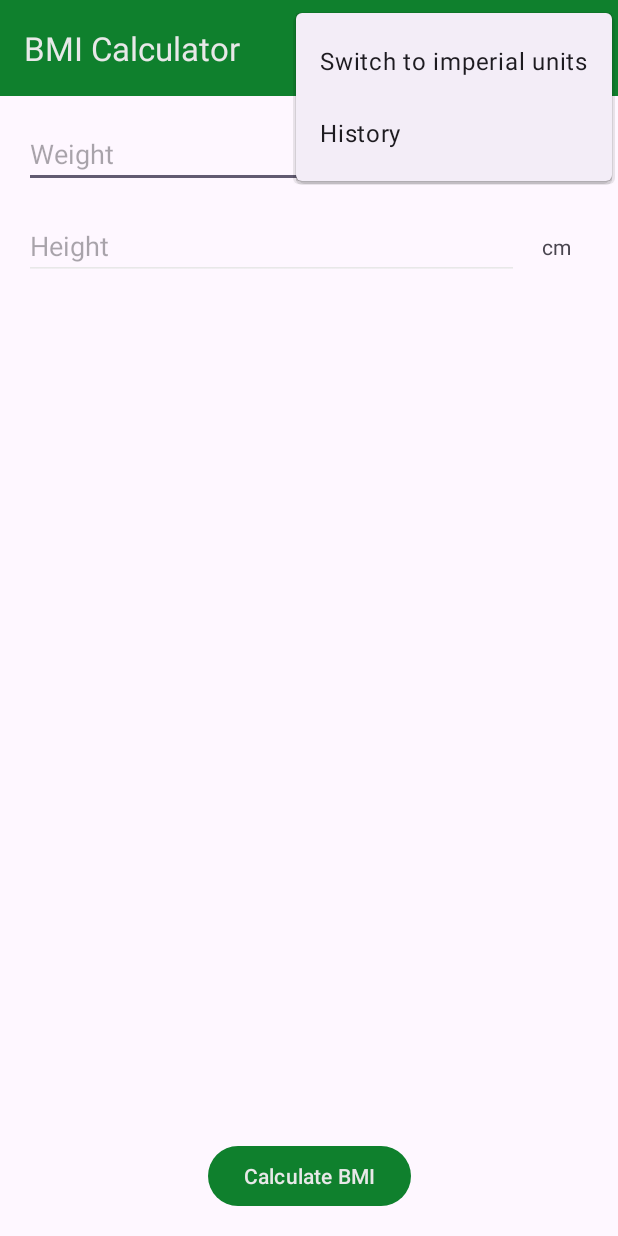
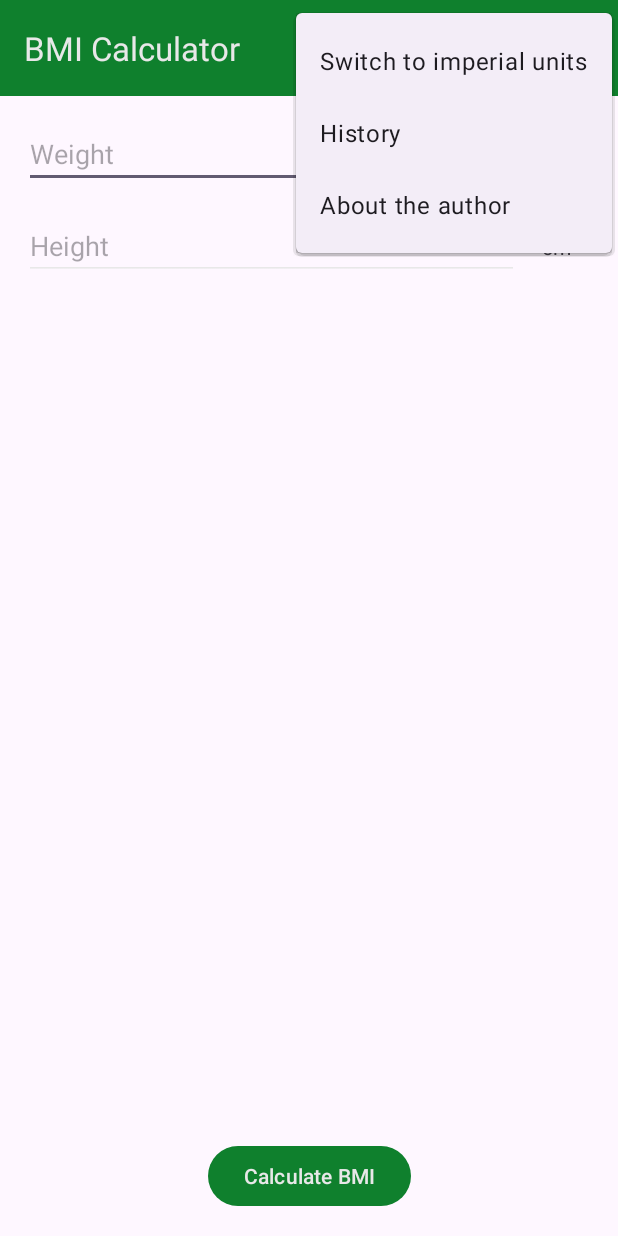
Before and after one commit to Monczak/BMICalculator, an Android app: the screen it shows after launch (MainActivity), with the options menu open, on a phone screen of 412 x 824 dp. Run offline under Robolectric (Android 15) with nearby library versions, the phone set to English and light mode, and no system bars; our stand-ins replace Room's generated code.

Commit message:
Some random sync commit

```diff
--- a/app/src/main/AndroidManifest.xml
+++ b/app/src/main/AndroidManifest.xml
@@ -12,6 +12,9 @@
         android:supportsRtl="true"
         android:theme="@style/Theme.BMICalculator"
         tools:targetApi="31">
+        <activity
+            android:name=".AboutMeActivity"
+            android:exported="false" />
         <activity
             android:name=".HistoryActivity"
             android:exported="false" />
--- a/app/src/main/java/edu/pwr/s266867/bmicalculator/MainActivity.kt
+++ b/app/src/main/java/edu/pwr/s266867/bmicalculator/MainActivity.kt
@@ -139,6 +139,10 @@ class MainActivity : AppCompatActivity() {
                 val intent = Intent(this, HistoryActivity::class.java)
                 startActivity(intent)
             }
+            R.id.aboutMeMenuItem -> {
+                val intent = Intent(this, AboutMeActivity::class.java)
+                startActivity(intent)
+            }
         }
         return true
     }
--- a/app/src/main/res/menu/toolbar_menu.xml
+++ b/app/src/main/res/menu/toolbar_menu.xml
@@ -11,4 +11,9 @@
         android:layout_width="wrap_content"
         android:layout_height="wrap_content"
         android:title="@string/view_history_menuitem" />
+    <item
+        android:id="@+id/aboutMeMenuItem"
+        android:layout_width="wrap_content"
+        android:layout_height="wrap_content"
+        android:title="@string/about_me_menuitem" />
 </menu>
--- a/app/src/main/res/values/strings.xml
+++ b/app/src/main/res/values/strings.xml
@@ -3,6 +3,7 @@
 
     <string name="details_view_title">Details</string>
     <string name="history_view_title">History</string>
+    <string name="about_me_view_title">About the author</string>
 
     <string name="weight_input_label">Weight</string>
     <string name="height_input_label">Height</string>
@@ -17,6 +18,7 @@
     <string name="switch_units_metric_menuitem">Switch to metric units</string>
     <string name="switch_units_imperial_menuitem">Switch to imperial units</string>
     <string name="view_history_menuitem">History</string>
+    <string name="about_me_menuitem">About the author</string>
 
     <string name="invalid_weight">Invalid weight</string>
     <string name="invalid_height">Invalid height</string>
```
Also changed, not shown: app/src/main/java/edu/pwr/s266867/bmicalculator/AboutMeActivity.kt (added, +28 -0 lines), app/src/main/res/layout/activity_about_me.xml (added, +21 -0 lines).
